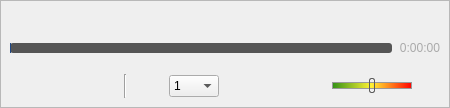
code-google-com/vlc-record, file vlc-record/forms/qoverlayedcontrol.ui: the form before one commit.
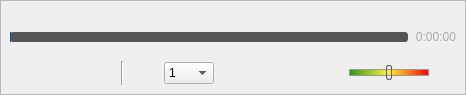
The form after the commit. Icons and pictures are not drawn. Custom widgets are drawn as their Qt base class.

Commit message: - make sure video widget gets focus so shortcuts work - add mute label to overlay control

Diff of the .ui file:
```diff
--- a/vlc-record/forms/qoverlayedcontrol.ui
+++ b/vlc-record/forms/qoverlayedcontrol.ui
@@ -6,8 +6,8 @@
    <rect>
     <x>0</x>
     <y>0</y>
-    <width>450</width>
-    <height>108</height>
+    <width>466</width>
+    <height>95</height>
    </rect>
   </property>
   <property name="windowTitle">
@@ -44,7 +44,10 @@
      </property>
      <layout class="QVBoxLayout" name="verticalLayout_2">
       <property name="spacing">
-       <number>4</number>
+       <number>3</number>
+      </property>
+      <property name="topMargin">
+       <number>2</number>
       </property>
       <item>
        <layout class="QHBoxLayout" name="horizontalLayout_3">
@@ -68,14 +71,14 @@
          <widget class="QMoveHandle" name="labMoveHandle">
           <property name="minimumSize">
            <size>
-            <width>50</width>
-            <height>12</height>
+            <width>37</width>
+            <height>10</height>
            </size>
           </property>
           <property name="maximumSize">
            <size>
-            <width>50</width>
-            <height>12</height>
+            <width>37</width>
+            <height>10</height>
            </size>
           </property>
           <property name="text">
@@ -123,7 +126,7 @@
           <property name="minimumSize">
            <size>
             <width>0</width>
-            <height>26</height>
+            <height>24</height>
            </size>
           </property>
           <property name="maximumSize">
@@ -455,6 +458,16 @@
           </property>
          </spacer>
         </item>
+        <item>
+         <widget class="QLabel" name="labSound">
+          <property name="text">
+           <string/>
+          </property>
+          <property name="pixmap">
+           <pixmap resource="../common.qrc">:/player/sound_on</pixmap>
+          </property>
+         </widget>
+        </item>
         <item>
          <widget class="QSlider" name="volSlider">
           <property name="minimumSize">
```
The commit also changes 11 other files.
